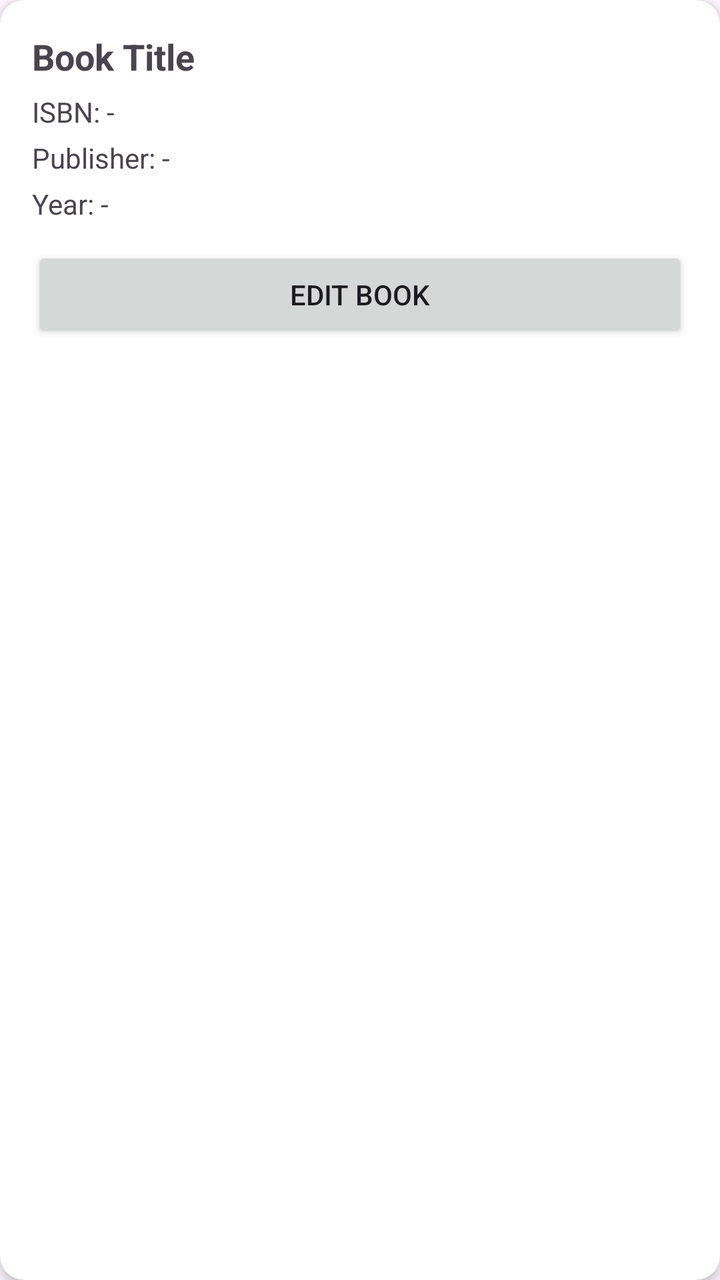
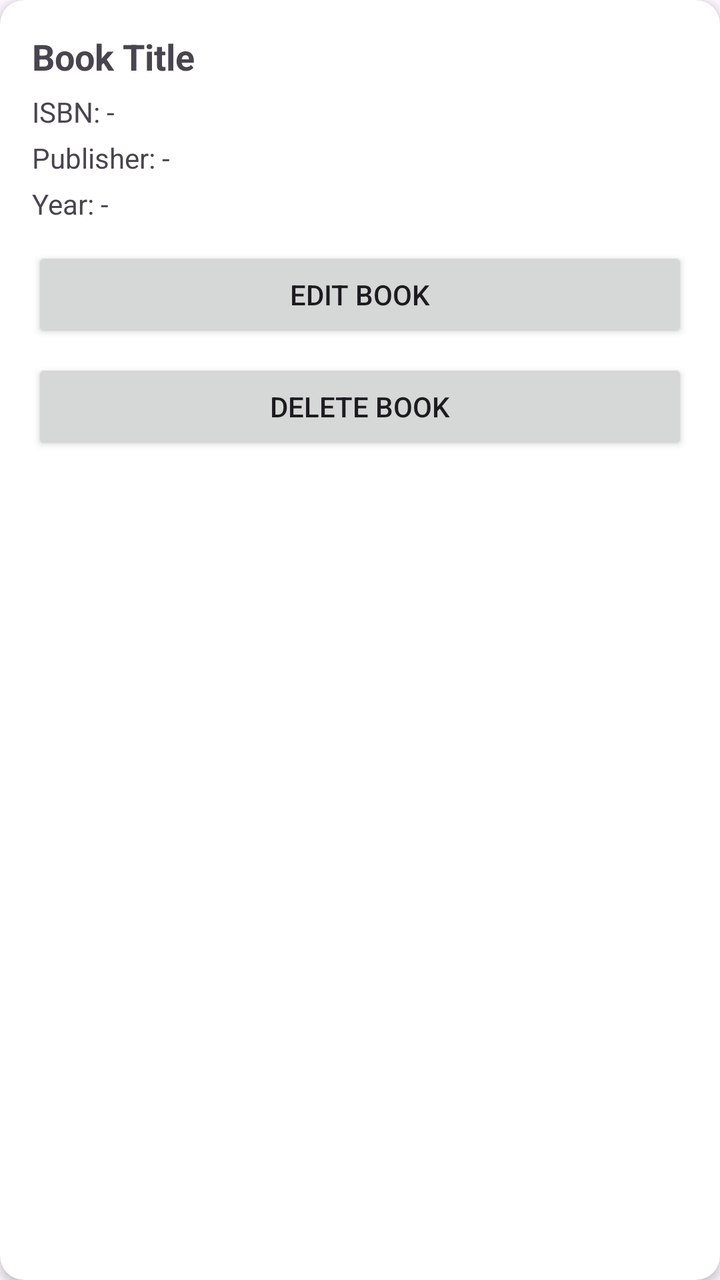

An Android layout rendered at two revisions. The XML below is the earlier revision; the diff shows what the commit changed to produce the second picture.
<!-- AndroidManifest.xml: application theme Theme.Libri -->
<!-- res/layout/item_admin_book.xml -->
<?xml version="1.0" encoding="utf-8"?>
<androidx.cardview.widget.CardView
    xmlns:android="http://schemas.android.com/apk/res/android"
    xmlns:app="http://schemas.android.com/apk/res-auto"
    android:layout_width="match_parent"
    android:layout_height="wrap_content"
    android:layout_marginBottom="12dp"
    app:cardCornerRadius="12dp"
    app:cardElevation="3dp">

    <LinearLayout
        android:layout_width="match_parent"
        android:layout_height="wrap_content"
        android:orientation="vertical"
        android:padding="16dp">

        <TextView
            android:id="@+id/tvAdminBookTitle"
            android:layout_width="match_parent"
            android:layout_height="wrap_content"
            android:text="Book Title"
            android:textSize="18sp"
            android:textStyle="bold" />

        <TextView
            android:id="@+id/tvAdminBookIsbn"
            android:layout_width="match_parent"
            android:layout_height="wrap_content"
            android:layout_marginTop="6dp"
            android:text="ISBN: -" />

        <TextView
            android:id="@+id/tvAdminBookPublisher"
            android:layout_width="match_parent"
            android:layout_height="wrap_content"
            android:layout_marginTop="4dp"
            android:text="Publisher: -" />

        <TextView
            android:id="@+id/tvAdminBookYear"
            android:layout_width="match_parent"
            android:layout_height="wrap_content"
            android:layout_marginTop="4dp"
            android:text="Year: -" />

        <Button
            android:id="@+id/buttonEditBook"
            android:layout_width="match_parent"
            android:layout_height="wrap_content"
            android:layout_marginTop="12dp"
            android:text="Edit Book" />

    </LinearLayout>

</androidx.cardview.widget.CardView>
<!-- resources referenced by this layout -->
<resources>
  <style name="Theme.Libri" parent="Base.Theme.Libri" />
  <style name="Base.Theme.Libri" parent="Theme.Material3.DayNight.NoActionBar">
          
          
      </style>
</resources>

<!-- the commit's change to res/layout/item_admin_book.xml (unified diff, before → after) -->
@@ -50,6 +50,13 @@
             android:layout_marginTop="12dp"
             android:text="Edit Book" />
 
+        <Button
+            android:id="@+id/buttonDeleteBook"
+            android:layout_width="match_parent"
+            android:layout_height="wrap_content"
+            android:layout_marginTop="8dp"
+            android:text="Delete Book" />
+
     </LinearLayout>
 
 </androidx.cardview.widget.CardView>
